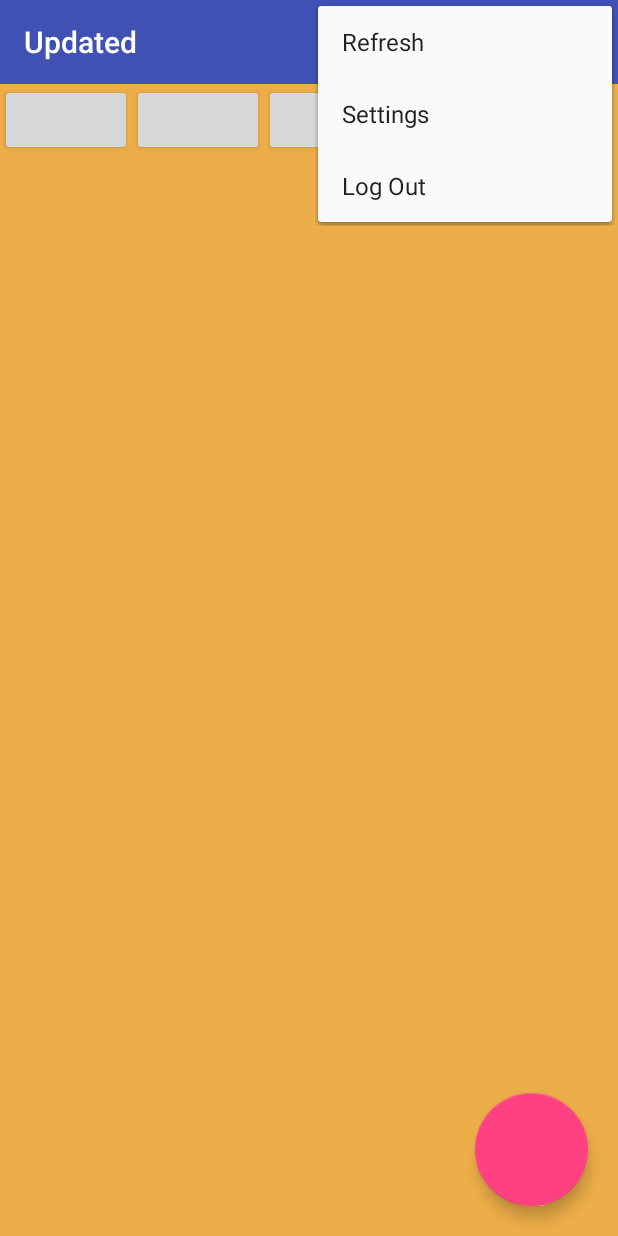
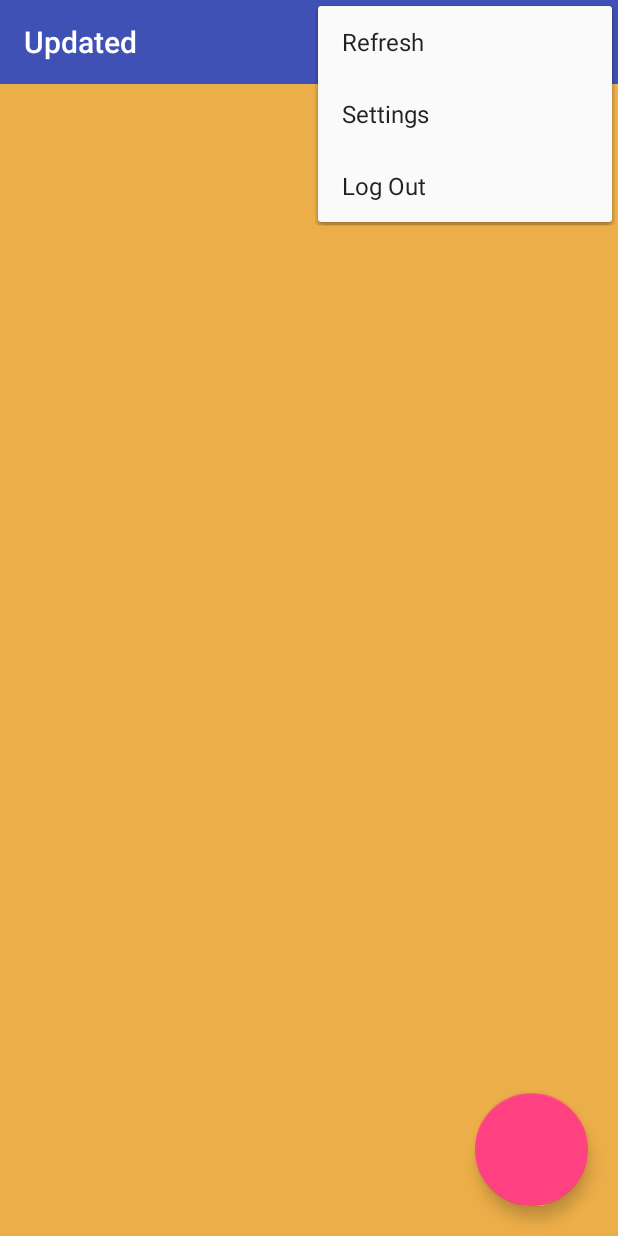
Before and after one commit to jgarcia162/Updated, an Android app: the screen it shows after launch (MainActivity), with the options menu open, on a phone screen of 412 x 824 dp. Run offline under Robolectric (Android 15) with nearby library versions, the phone set to English and light mode, and no system bars; libraries missing offline, so code that uses them is left out: com.davidecirillo.multichoicerecyclerview, io.realm; 6 statements that could not run were skipped.

Commit message:
added selection buttons and listener for multichoice func

```diff
--- /dev/null
+++ b/app/src/main/java/com/example/jose/updated/controller/ButtonListener.java
@@ -0,0 +1,10 @@
+package com.example.jose.updated.controller;
+
+/**
+ * Created by Joe on 3/23/17.
+ */
+
+public interface ButtonListener {
+    void hideButtons();
+    void showButtons();
+}
--- a/app/src/main/java/com/example/jose/updated/controller/CustomMultiChoiceListener.java
+++ b/app/src/main/java/com/example/jose/updated/controller/CustomMultiChoiceListener.java
@@ -8,5 +8,5 @@ import android.widget.AbsListView;
  */
 
 public interface CustomMultiChoiceListener extends RecyclerView.RecyclerListener, AbsListView.MultiChoiceModeListener {
-
+//TODO what was this for?
 }
--- a/app/src/main/java/com/example/jose/updated/controller/PageAdapter.java
+++ b/app/src/main/java/com/example/jose/updated/controller/PageAdapter.java
@@ -9,7 +9,6 @@ import android.support.annotation.NonNull;
 import android.support.customtabs.CustomTabsIntent;
 import android.support.v4.content.ContextCompat;
 import android.support.v7.widget.CardView;
-import android.util.Log;
 import android.view.LayoutInflater;
 import android.view.View;
 import android.view.ViewGroup;
@@ -27,15 +26,14 @@ public class PageAdapter extends MultiChoiceAdapter<PageViewHolder> {
     private List<Page> listOfPages;
     private int lastPosition;
     private Context context;
-    private PageViewHolder holderForOnClick;
-    private int holderPosition;
     private RealmDatabaseHelper realmDatabaseHelper = new RealmDatabaseHelper();
-    private String TAG = this.getClass().getSimpleName();
+    private ButtonListener listener;
 
-    public PageAdapter(Context context){
+    public PageAdapter(Context context,ButtonListener listener){
         RealmDatabaseHelper realmDatabaseHelper = new RealmDatabaseHelper();
         listOfPages = realmDatabaseHelper.getAllPages();
         this.context = context;
+        this.listener = listener;
         lastPosition = -1;
     }
 
@@ -73,11 +71,18 @@ public class PageAdapter extends MultiChoiceAdapter<PageViewHolder> {
 
     @Override
     public void setActive(@NonNull View view, boolean state) {
-
         CardView card = (CardView) view.findViewById(R.id.item_layout);
         if (state) {
+            //listener listens for active state. when state is active if number of selected items is 0 then show buttons.
+            if(getSelectedItemCount()==1){
+                listener.showButtons();
+            }
             card.setAlpha(0.25f);
         } else {
+            //llistener listens for inactive state, if number of selected items is 0, hide buttons
+            if(getSelectedItemCount()==0){
+                listener.hideButtons();
+            }
             card.setAlpha(1f);
         }
     }
@@ -93,7 +98,7 @@ public class PageAdapter extends MultiChoiceAdapter<PageViewHolder> {
         };
     }
 
-    public void openInBrowser(Page page,PageViewHolder holder) {
+    private void openInBrowser(Page page, PageViewHolder holder) {
         Uri pageUri = Uri.parse(page.getPageUrl());
         CustomTabsIntent.Builder builder = new CustomTabsIntent.Builder();
         builder.setCloseButtonIcon(BitmapFactory.decodeResource(
--- a/app/src/main/java/com/example/jose/updated/controller/UpdateRefresher.java
+++ b/app/src/main/java/com/example/jose/updated/controller/UpdateRefresher.java
@@ -1,7 +1,6 @@
 package com.example.jose.updated.controller;
 
 import android.content.Context;
-import android.util.Log;
 
 import com.example.jose.updated.model.Page;
 
--- a/app/src/main/java/com/example/jose/updated/view/GridSpacingItemDecoration.java
+++ b/app/src/main/java/com/example/jose/updated/view/GridSpacingItemDecoration.java
@@ -8,13 +8,13 @@ import android.view.View;
  * Created by Joe on 2/2/17.
  */
 
-public class GridSpacingItemDecoration extends RecyclerView.ItemDecoration {
+class GridSpacingItemDecoration extends RecyclerView.ItemDecoration {
 
     private int spanCount;
     private int spacing;
     private boolean includeEdge;
 
-    public GridSpacingItemDecoration(int spanCount, int spacing, boolean includeEdge) {
+    GridSpacingItemDecoration(int spanCount, int spacing, boolean includeEdge) {
         this.spanCount = spanCount;
         this.spacing = spacing;
         this.includeEdge = includeEdge;
--- a/app/src/main/java/com/example/jose/updated/view/MainActivity.java
+++ b/app/src/main/java/com/example/jose/updated/view/MainActivity.java
@@ -1,6 +1,5 @@
 package com.example.jose.updated.view;
 
-import android.annotation.SuppressLint;
 import android.app.FragmentManager;
 import android.content.Context;
 import android.content.Intent;
@@ -15,11 +14,14 @@ import android.support.v7.widget.RecyclerView;
 import android.support.v7.widget.StaggeredGridLayoutManager;
 import android.util.Log;
 import android.view.View;
+import android.view.ViewGroup;
+import android.widget.Button;
 import android.widget.Toast;
 
 import com.davidecirillo.multichoicerecyclerview.MultiChoiceToolbar;
 import com.example.jose.updated.R;
 import com.example.jose.updated.controller.BaseActivity;
+import com.example.jose.updated.controller.ButtonListener;
 import com.example.jose.updated.controller.NotificationService;
 import com.example.jose.updated.controller.PageAdapter;
 import com.example.jose.updated.controller.RealmDatabaseHelper;
@@ -28,16 +30,20 @@ import com.example.jose.updated.controller.UpdateRefresher;
 
 import io.realm.Realm;
 
-public class MainActivity extends BaseActivity implements UpdateBroadcastReceiver.UpdatedCallback, SwipeRefreshLayout.OnRefreshListener {
+public class MainActivity extends BaseActivity implements UpdateBroadcastReceiver.UpdatedCallback, SwipeRefreshLayout.OnRefreshListener, ButtonListener {
     private FragmentManager fragmentManager;
-    @SuppressLint("StaticFieldLeak")
-    public static PageAdapter adapter;
+    private PageAdapter adapter;
+    private Button selectAllButton;
+    private Button deleteButton;
+    private Button untrackButton;
+    private ViewGroup buttonLayout;
     private AddPageDialogFragment addPageDialogFragment;
     private RealmDatabaseHelper realmDatabaseHelper;
     private SharedPreferences preferences;
-    public static SwipeRefreshLayout swipeRefreshLayout;
+    private SwipeRefreshLayout swipeRefreshLayout;
     public static UpdateBroadcastReceiver updateBroadcastReceiver;
     private String TAG = this.getClass().getSimpleName();
+    private boolean buttonsHidden = true;
 
     @Override
     protected void onCreate(Bundle savedInstanceState) {
@@ -51,16 +57,48 @@ public class MainActivity extends BaseActivity implements UpdateBroadcastReceive
         swipeRefreshLayout = (SwipeRefreshLayout) findViewById(R.id.swipe_refresh);
         swipeRefreshLayout.setOnRefreshListener(this);
         setupRecyclerView();
+        setupViews();
+        setButtonClickListeners();
         addPageDialogFragment = new AddPageDialogFragment();
         localBroadcastManager.registerReceiver(updateBroadcastReceiver, new IntentFilter("com.example.jose.updated.controller.CUSTOM_INTENT"));
         Intent serviceIntent = new Intent(getApplicationContext(), NotificationService.class);
         startService(serviceIntent);
     }
 
+    private void setButtonClickListeners(){
+        selectAllButton.setOnClickListener(new View.OnClickListener() {
+            @Override
+            public void onClick(View v) {
+                adapter.selectAll();
+            }
+        });
+
+        deleteButton.setOnClickListener(new View.OnClickListener() {
+            @Override
+            public void onClick(View v) {
+                //TODO delete selected items
+            }
+        });
+
+        untrackButton.setOnClickListener(new View.OnClickListener() {
+            @Override
+            public void onClick(View v) {
+                //TODO untrack selected items
+            }
+        });
+    }
+
+    private void setupViews() {
+        buttonLayout = (ViewGroup) findViewById(R.id.buttons_layout);
+        selectAllButton = (Button) findViewById(R.id.select_all_button);
+        deleteButton = (Button) findViewById(R.id.delete_all_button);
+        untrackButton = (Button) findViewById(R.id.untrack_all_button);
+    }
+
     private void setupRecyclerView() {
         RecyclerView recyclerView = (RecyclerView) findViewById(R.id.recycler_view);
         StaggeredGridLayoutManager layoutManager = new StaggeredGridLayoutManager(2, StaggeredGridLayoutManager.VERTICAL);
-        adapter = new PageAdapter(this);
+        adapter = new PageAdapter(getApplicationContext(), this);
         adapter.setSingleClickMode(false);
         adapter.setMultiChoiceToolbar(createMultiChoiceToolbar());
         recyclerView.addItemDecoration(new GridSpacingItemDecoration(2, 15, true));
@@ -112,10 +150,10 @@ public class MainActivity extends BaseActivity implements UpdateBroadcastReceive
 
     @Override
     public void onRefresh() {
-        if(!isNetworkConnected()){
-            super.buildAlertDialog(this);
+        if (!isNetworkConnected()) {
+            super.buildAlertDialog();
             resetSwipeRefreshLayout();
-        }else{
+        } else {
             try {
                 UpdateRefresher updateRefresher = new UpdateRefresher();
                 updateRefresher.refreshUpdate();
@@ -147,13 +185,26 @@ public class MainActivity extends BaseActivity implements UpdateBroadcastReceive
         return false;
     }
 
-    private boolean isNetworkConnected(){
-        ConnectivityManager cm =
-                (ConnectivityManager) getSystemService(Context.CONNECTIVITY_SERVICE);
-
+    private boolean isNetworkConnected() {
+        ConnectivityManager cm = (ConnectivityManager) getSystemService(Context.CONNECTIVITY_SERVICE);
         NetworkInfo activeNetwork = cm.getActiveNetworkInfo();
         return activeNetwork != null && activeNetwork.isConnectedOrConnecting();
-
     }
 
+    @Override
+    public void hideButtons() {
+        if (!buttonsHidden) {
+            buttonLayout.setVisibility(View.GONE);
+            adapter.notifyDataSetChanged();
+            buttonsHidden = true;
+        }
+    }
+
+    @Override
+    public void showButtons() {
+        if (buttonsHidden) {
+            buttonLayout.setVisibility(View.VISIBLE);
+            buttonsHidden = false;
+        }
+    }
 }
--- a/app/src/main/java/com/example/jose/updated/view/PageViewHolder.java
+++ b/app/src/main/java/com/example/jose/updated/view/PageViewHolder.java
@@ -30,7 +30,7 @@ public class PageViewHolder extends RecyclerView.ViewHolder{
     private WebView webView;
     private ImageView editPageButton;
     private Page page;
-    private RealmDatabaseHelper realmDatabaseHelper = new RealmDatabaseHelper();
+    private RealmDatabaseHelper realmDatabaseHelper;
     public PageViewHolder(View view) {
         super(view);
         updatedStatusTextView = (TextView) view.findViewById(R.id.update_status_text_view);
@@ -47,7 +47,7 @@ public class PageViewHolder extends RecyclerView.ViewHolder{
         });
         itemLayout = (RelativeLayout) view.findViewById(R.id.card_view_layout);
         context = view.getContext();
-
+        realmDatabaseHelper = new RealmDatabaseHelper();
     }
 
     public void bind(Page page) {
--- a/app/src/main/res/layout/activity_main.xml
+++ b/app/src/main/res/layout/activity_main.xml
@@ -10,24 +10,34 @@
     <include layout="@layout/toolbar" />
 
     <LinearLayout
+        android:id="@+id/buttons_layout"
+        style="@android:style/ButtonBar"
         android:layout_width="match_parent"
         android:layout_height="wrap_content"
-        android:orientation="horizontal">
+        android:gravity="center_horizontal"
+        android:orientation="horizontal"
+        android:visibility="gone">
 
         <Button
             android:id="@+id/select_all_button"
             android:layout_width="wrap_content"
-            android:layout_height="wrap_content" />
+            android:layout_height="wrap_content"
+            style="?android:attr/borderlessButtonStyle"
+            android:text="@string/select_all_button_text"/>
 
         <Button
             android:id="@+id/delete_all_button"
             android:layout_width="wrap_content"
-            android:layout_height="wrap_content" />
+            android:layout_height="wrap_content"
+            style="?android:attr/borderlessButtonStyle"
+            android:text="@string/delete_all_button_text"/>
 
         <Button
             android:id="@+id/untrack_all_button"
             android:layout_width="wrap_content"
-            android:layout_height="wrap_content" />
+            android:layout_height="wrap_content"
+            style="?android:attr/borderlessButtonStyle"
+            android:text="@string/untrack_all_button_text"/>
     </LinearLayout>
 
     <FrameLayout
@@ -45,7 +55,6 @@
                 android:layout_height="match_parent" />
         </android.support.v4.widget.SwipeRefreshLayout>
 
-
         <android.support.design.widget.FloatingActionButton
             android:id="@+id/floating_action_button"
             android:layout_width="75dp"
@@ -54,7 +63,6 @@
             android:layout_margin="20dp"
             android:onClick="showAddPageDialog"
             tools:targetApi="lollipop" />
-
 
         <ProgressBar
             android:id="@+id/progress_bar"
--- a/app/src/main/res/values/strings.xml
+++ b/app/src/main/res/values/strings.xml
@@ -60,6 +60,9 @@
     <string name="github_url">http://www.github.com/jgarcia162/updated</string>
     <string name="email_intent">mailto:jogarciadev@gmail.com</string>
     <string name="remove_toolbar_button_text">Remove</string>
+    <string name="untrack_all_button_text">Untrack All</string>
+    <string name="delete_all_button_text">Delete All</string>
+    <string name="select_all_button_text">Select All</string>
     <string-array name="frequency_spinner_array">
         <item>24</item>
         <item>48</item>
```
Also changed, not shown: app/src/main/java/com/example/jose/updated/controller/BaseActivity.java (+24 -10 lines), app/src/main/java/com/example/jose/updated/controller/TlsSniSocketFactory.java (deleted, +0 -94 lines), app/src/main/java/com/example/jose/updated/view/ExceptionDialogBox.java (deleted, +0 -51 lines).
